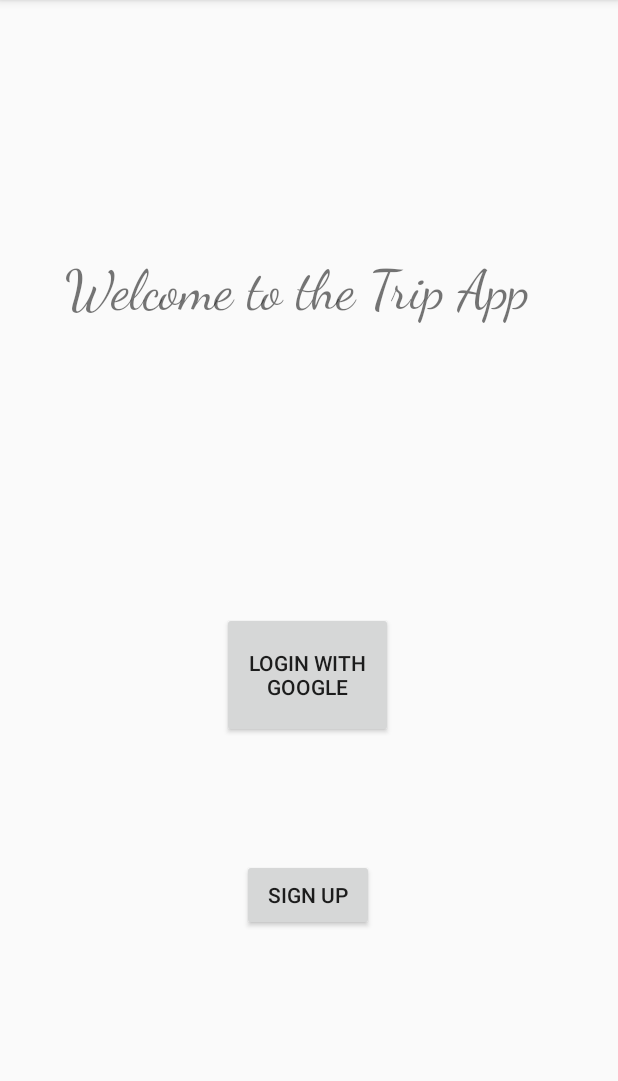
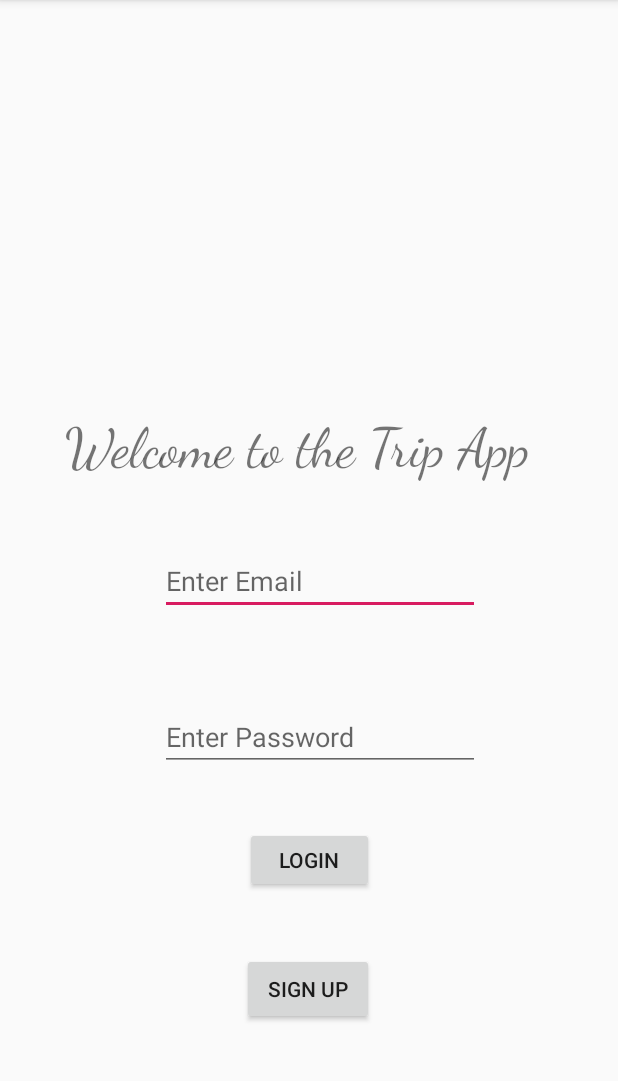
Before and after one commit to panda002/HW07, an Android app: the screen it shows after launch (MainActivity), on a phone screen of 412 x 824 dp, the part 84-1165 px from its top. Run offline under Robolectric (Android 15) with nearby library versions, the phone set to English and light mode, and no system bars; our stand-ins replace Firebase (no records; nobody signed in at launch, a user with empty details on screens opened directly).

Commit message:
Updated the App

```diff
--- a/app/src/main/AndroidManifest.xml
+++ b/app/src/main/AndroidManifest.xml
@@ -2,7 +2,7 @@
 <manifest xmlns:android="http://schemas.android.com/apk/res/android"
     xmlns:dist="http://schemas.android.com/apk/distribution"
     package="com.ownproj.homework07">
-
+    <uses-permission android:name="android.permission.READ_EXTERNAL_STORAGE"/>
     <dist:module dist:instant="true" />
 
     <application
--- a/app/src/main/res/layout/fragment_display_home.xml
+++ b/app/src/main/res/layout/fragment_display_home.xml
@@ -9,16 +9,16 @@
 
     <Button
         android:id="@+id/btn_login"
-        android:layout_width="114dp"
-        android:layout_height="84dp"
+        android:layout_width="86dp"
+        android:layout_height="44dp"
         android:layout_marginStart="154dp"
         android:layout_marginTop="32dp"
         android:layout_marginEnd="156dp"
-        android:layout_marginBottom="240dp"
-        android:text="Login With Google"
+        android:layout_marginBottom="32dp"
+        android:text="Login"
         app:layout_constraintBottom_toBottomOf="parent"
         app:layout_constraintEnd_toEndOf="parent"
-        app:layout_constraintHorizontal_bias="0.52"
+        app:layout_constraintHorizontal_bias="0.6"
         app:layout_constraintStart_toStartOf="parent"
         app:layout_constraintTop_toBottomOf="@+id/textView" />
 
@@ -33,13 +33,15 @@
         android:text="Sign Up"
         app:layout_constraintBottom_toBottomOf="parent"
         app:layout_constraintEnd_toEndOf="parent"
+        app:layout_constraintHorizontal_bias="0.538"
         app:layout_constraintStart_toStartOf="parent"
-        app:layout_constraintTop_toBottomOf="@+id/btn_login" />
+        app:layout_constraintTop_toBottomOf="@+id/btn_login"
+        app:layout_constraintVertical_bias="0.394" />
 
     <TextView
         android:id="@+id/textView"
         android:layout_width="324dp"
-        android:layout_height="135dp"
+        android:layout_height="wrap_content"
         android:layout_marginTop="136dp"
         android:layout_marginBottom="32dp"
         android:fontFamily="cursive"
@@ -62,4 +64,36 @@
         app:layout_constraintEnd_toEndOf="parent"
         app:layout_constraintStart_toStartOf="parent"
         app:layout_constraintTop_toBottomOf="@+id/btn_login" />
+
+    <EditText
+        android:id="@+id/login_email"
+        android:layout_width="wrap_content"
+        android:layout_height="wrap_content"
+        android:layout_marginStart="106dp"
+        android:layout_marginTop="43dp"
+        android:layout_marginEnd="92dp"
+        android:layout_marginBottom="29dp"
+        android:ems="10"
+        android:hint="Enter Email"
+        android:inputType="textEmailAddress"
+        app:layout_constraintBottom_toTopOf="@+id/login_password"
+        app:layout_constraintEnd_toEndOf="parent"
+        app:layout_constraintStart_toStartOf="parent"
+        app:layout_constraintTop_toBottomOf="@+id/textView" />
+
+    <EditText
+        android:id="@+id/login_password"
+        android:layout_width="wrap_content"
+        android:layout_height="wrap_content"
+        android:layout_marginStart="106dp"
+        android:layout_marginTop="29dp"
+        android:layout_marginEnd="92dp"
+        android:layout_marginBottom="37dp"
+        android:ems="10"
+        android:hint="Enter Password"
+        android:inputType="textPassword"
+        app:layout_constraintBottom_toTopOf="@+id/btn_login"
+        app:layout_constraintEnd_toEndOf="parent"
+        app:layout_constraintStart_toStartOf="parent"
+        app:layout_constraintTop_toBottomOf="@+id/login_email" />
 </androidx.constraintlayout.widget.ConstraintLayout>
```
Also changed, not shown: app/src/main/java/com/ownproj/homework07/CreateProfileFragment.java (+55 -37 lines), app/src/main/java/com/ownproj/homework07/CreateTrip.java (+111 -0 lines), app/src/main/java/com/ownproj/homework07/DisplayHomeFragment.java (+19 -58 lines), app/src/main/java/com/ownproj/homework07/SignupFragment.java (+53 -3 lines), app/src/main/java/com/ownproj/homework07/Trips.java (added, +81 -0 lines), app/src/main/res/layout/create_fragment_profile.xml (+13 -2 lines), app/src/main/res/layout/fragment_create_trip.xml (+60 -44 lines), app/src/main/res/layout/fragment_signup.xml (+13 -13 lines).
